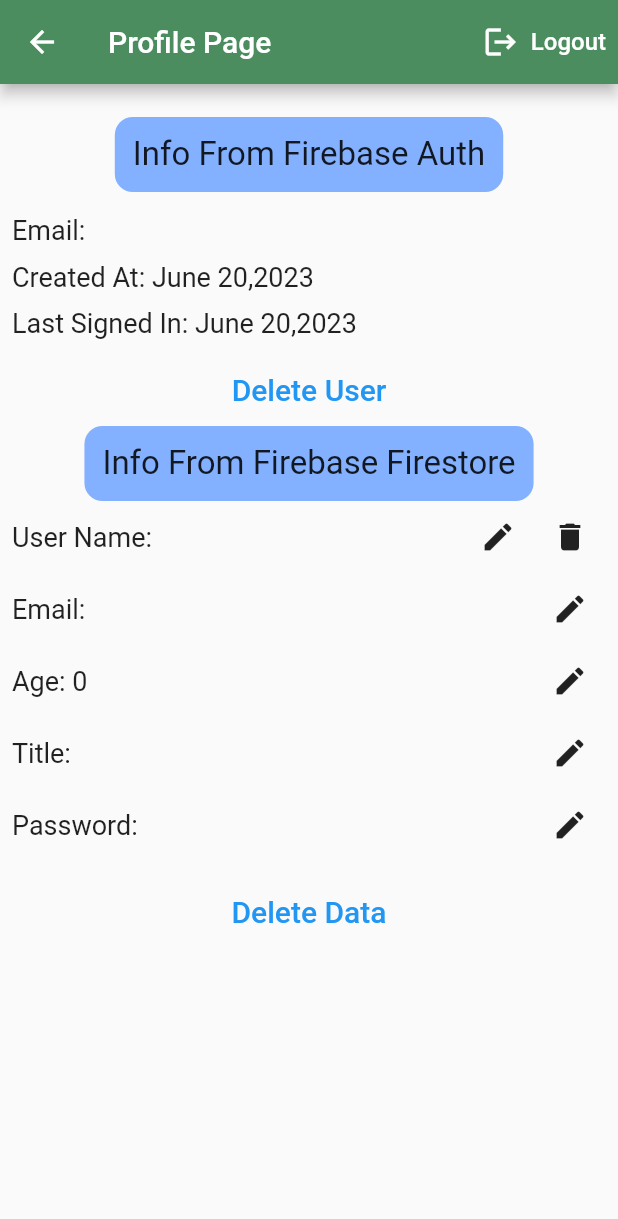
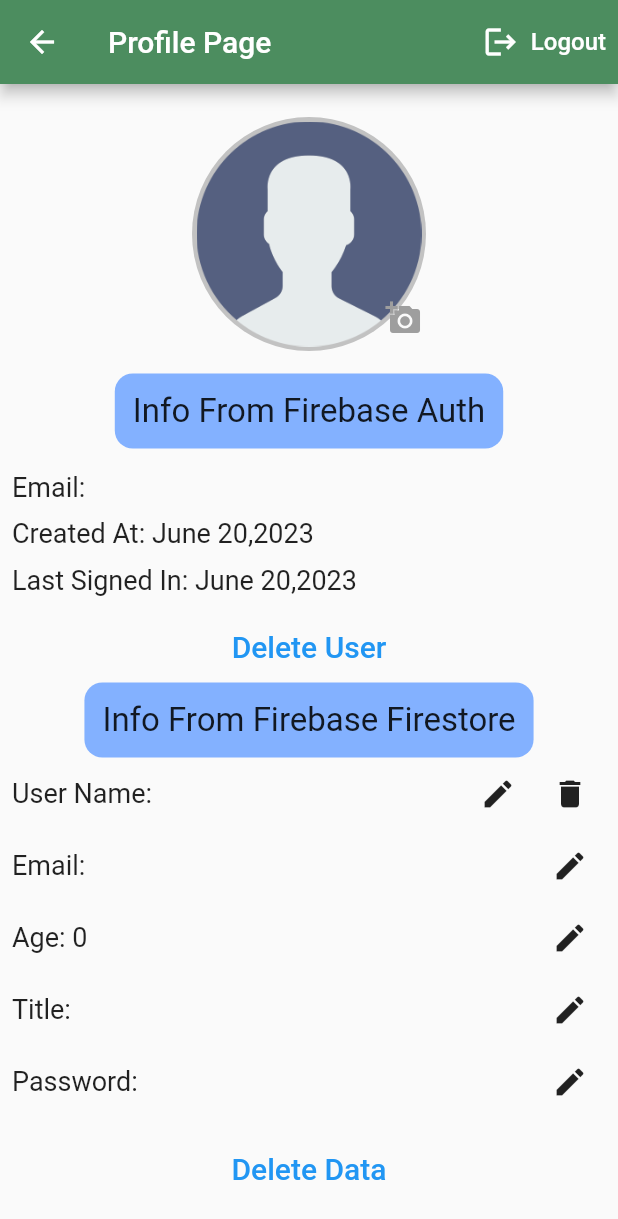
Before and after one commit to ahmed-abdel-all/flower_app, a Flutter app: the ProfilePage screen opened directly, on a phone screen of 412 x 824 dp. Shown: the top 1219 px of the screen. Run offline on Flutter 3.47's test engine with Material 2 defaults, Android fonts, the phone set to English and light mode, and no system bars; our stand-ins replace cloud_firestore, firebase_auth, firebase_core, firebase_storage, flutter_svg, google_sign_in and 1 more; accounts and stored records are empty; network calls fail.

Commit message:
new file:   assets/images/avatar.png 	modified:   lib/main.dart 	modified:   lib/pages/profile_page.dart 	modified:   lib/pages/sign_in.dart 	modified:   lib/pages/sign_up.dart 	new file:   lib/provider/choose_profile_img.dart 	new file:   lib/widgets/custom_bottom_sheet.dart 	modified:   linux/flutter/generated_plugin_registrant.cc 	modified:   linux/flutter/generated_plugins.cmake 	modified:   macos/Flutter/GeneratedPluginRegistrant.swift 	modified:   pubspec.lock 	modified:   pubspec.yaml 	modified:   windows/flutter/generated_plugin_registrant.cc 	modified:   windows/flutter/generated_plugins.cmake

```diff
--- a/lib/main.dart
+++ b/lib/main.dart
@@ -4,11 +4,12 @@ import 'package:flower_app/helper/show_snack_bar.dart';
 import 'package:flower_app/pages/home.dart';
 import 'package:flower_app/pages/sign_in.dart';
 import 'package:flower_app/provider/cart_provider.dart';
+import 'package:flower_app/provider/choose_profile_img.dart';
 import 'package:flower_app/provider/google_signin.dart';
 import 'package:flutter/material.dart';
 import 'package:provider/provider.dart';
 import 'firebase_options.dart';
-import 'pages/verify_email.dart';
+// import 'pages/verify_email.dart';
 
 void main() async {
   WidgetsFlutterBinding.ensureInitialized();
@@ -30,6 +31,9 @@ class MyApp extends StatelessWidget {
         ),
         ChangeNotifierProvider(
           create: (context) => GoogleSignInProvider(),
+        ),
+        ChangeNotifierProvider(
+          create: (context) => ChooseProfileImg(),
         )
       ],
       child: MaterialApp(
--- a/lib/pages/profile_page.dart
+++ b/lib/pages/profile_page.dart
@@ -1,8 +1,11 @@
+import 'package:cloud_firestore/cloud_firestore.dart';
 import 'package:firebase_auth/firebase_auth.dart';
 import 'package:flower_app/shared/colors.dart';
 import 'package:flutter/material.dart';
+import 'package:image_picker/image_picker.dart';
 import 'package:intl/intl.dart';
-
+import 'package:provider/provider.dart';
+import '../provider/choose_profile_img.dart';
 import '../shared/data_from_forestore.dart';
 
 class ProfilePage extends StatefulWidget {
@@ -17,6 +20,8 @@ class _ProfilePageState extends State<ProfilePage> {
 
   @override
   Widget build(BuildContext context) {
+    final chooseImage = Provider.of<ChooseProfileImg>(context);
+
     return Scaffold(
       appBar: AppBar(
         backgroundColor: appbarGreen,
@@ -43,6 +48,51 @@ class _ProfilePageState extends State<ProfilePage> {
           child: Column(
             crossAxisAlignment: CrossAxisAlignment.start,
             children: [
+              Center(
+                child: Container(
+                  padding: const EdgeInsets.all(3),
+                  decoration: const BoxDecoration(
+                    color: Color.fromARGB(255, 194, 194, 194),
+                    shape: BoxShape.circle,
+                  ),
+                  child: Stack(
+                    children: [
+                      chooseImage.imgPath == null
+                          ? Image.asset(
+                              'assets/images/avatar.png',
+                              width: 150,
+                              height: 150,
+                            )
+                          : Container(
+                              width: 150,
+                              height: 150,
+                              decoration: BoxDecoration(
+                                shape: BoxShape.circle,
+                                image: DecorationImage(
+                                    image: FileImage(chooseImage.imgPath!),
+                                    fit: BoxFit.cover),
+                              ),
+                            ),
+                      Positioned(
+                        bottom: -5,
+                        right: -12,
+                        child: IconButton(
+                          onPressed: () {
+                            chooseImage.uplaodImage(ImageSource.gallery);
+                          },
+                          icon: const Icon(
+                            Icons.add_a_photo,
+                            color: Colors.grey,
+                          ),
+                        ),
+                      ),
+                    ],
+                  ),
+                ),
+              ),
+              const SizedBox(
+                height: 15,
+              ),
               Center(
                 child: Container(
                   padding: const EdgeInsets.all(12),
--- a/lib/pages/sign_in.dart
+++ b/lib/pages/sign_in.dart
@@ -108,6 +108,7 @@ class _SignInState extends State<SignIn> {
                     } catch (e) {
                       showSnackBar(context, e.toString());
                     }
+
                     setState(() {
                       isLoading = false;
                     });
--- a/pubspec.yaml
+++ b/pubspec.yaml
@@ -43,6 +43,8 @@ dependencies:
   flutter_svg: ^1.1.0
   cloud_firestore: ^4.8.1
   intl: ^0.18.1
+  image_picker: ^0.8.9
+  firebase_storage: ^11.2.3
 
 dev_dependencies:
   flutter_test:
```
Also changed, not shown: lib/pages/sign_up.dart (+73 -16 lines), lib/provider/choose_profile_img.dart (added, +30 -0 lines), lib/widgets/custom_bottom_sheet.dart (added, +66 -0 lines), assets/images/avatar.png (added), pubspec.lock, 5 other files.
